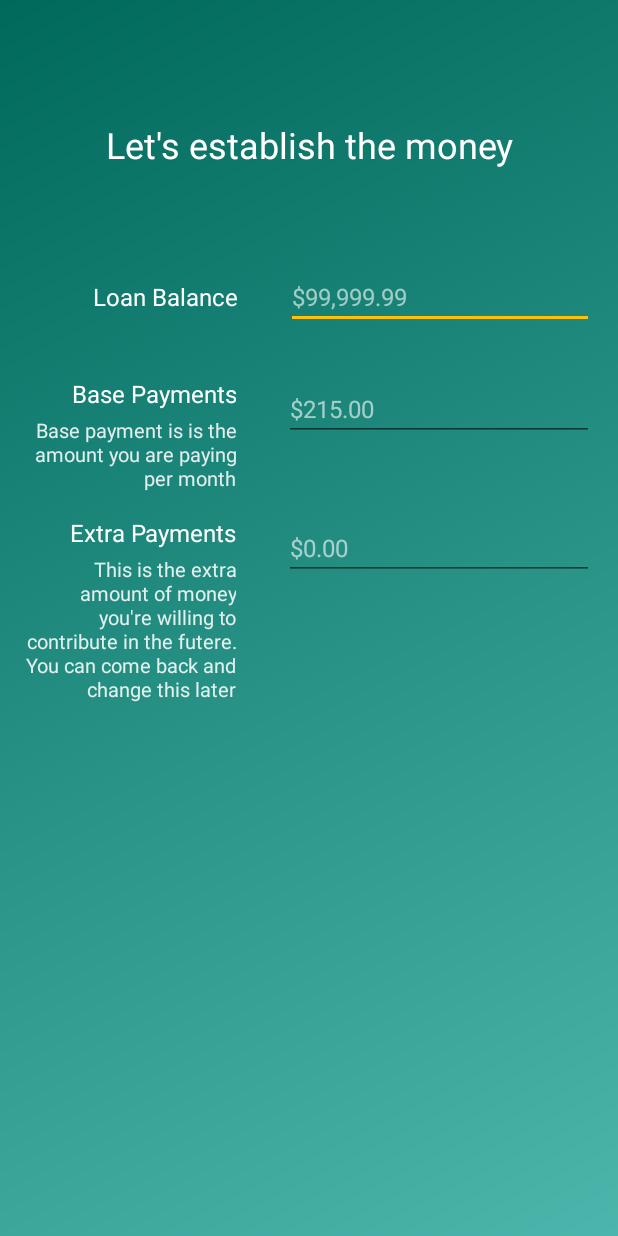
After one commit to tehras/LoanApplication, an Android app: the layout fragment_add_loan_balance.xml on its own in the app's theme, with its tools: preview values and no code run, on a phone screen of 412 x 824 dp. The commit adds this screen. Run offline under Robolectric (Android 15) with nearby library versions, the phone set to English and light mode, and no system bars.

Commit message:
balance layout finished. Just validations remaining

```diff
--- a/app/src/main/kotlin/com/github/tehras/loanapplication/ui/addloan/AddLoanStage.kt
+++ b/app/src/main/kotlin/com/github/tehras/loanapplication/ui/addloan/AddLoanStage.kt
@@ -3,7 +3,7 @@ package com.github.tehras.loanapplication.ui.addloan
 import com.github.tehras.loanapplication.R
 
 enum class AddLoanStage(var stage: Int, var bottomGrad: Int) {
-    BASIC_INFORMATION(0, R.drawable.backpack), BALANCE_INFORMATION(1, R.drawable.calculator);
+    BASIC_INFORMATION(0, R.drawable.register), BALANCE_INFORMATION(1, R.drawable.money_bag), OTHER_INFORMATION(2, R.drawable.calculator);
 
     companion object {
         fun convertToStage(i: Int): AddLoanStage {
--- /dev/null
+++ b/app/src/main/res/layout/fragment_add_loan_balance.xml
@@ -0,0 +1,138 @@
+<?xml version="1.0" encoding="utf-8"?>
+<LinearLayout xmlns:android="http://schemas.android.com/apk/res/android"
+    xmlns:tools="http://schemas.android.com/tools"
+    android:id="@+id/empty_view"
+    android:layout_width="match_parent"
+    android:layout_height="match_parent"
+    android:gravity="top"
+    android:orientation="vertical"
+    android:visibility="visible"
+    tools:background="@drawable/background_gradients"
+    tools:context=".ui.addloan.AddLoanActivity"
+    tools:ignore="UseCompoundDrawables"
+    tools:visibility="visible">
+
+    <LinearLayout
+        android:layout_width="match_parent"
+        android:layout_height="wrap_content">
+
+        <TextView
+            android:id="@+id/add_loan_balance_title"
+            style="@style/AddNewLoanText.Title"
+            android:layout_width="match_parent"
+            android:layout_height="wrap_content"
+            android:layout_marginBottom="@dimen/activity_vertical_margin"
+            android:paddingBottom="@dimen/activity_vertical_margin_large"
+            android:paddingTop="64dp"
+            android:text="@string/add_loan_balance_title" />
+
+    </LinearLayout>
+
+    <LinearLayout
+        android:layout_width="match_parent"
+        android:layout_height="wrap_content"
+        android:baselineAligned="false"
+        android:orientation="vertical">
+
+        <LinearLayout
+            android:id="@+id/add_loan_balance_container"
+            android:layout_width="match_parent"
+            android:layout_height="wrap_content"
+            android:orientation="horizontal"
+            tools:ignore="UselessParent">
+
+            <TextView
+                style="@style/AddNewLoanText.Label"
+                android:layout_width="0dp"
+                android:layout_height="wrap_content"
+                android:layout_weight="35"
+                android:text="@string/add_loan_balance_balance_label" />
+
+            <android.support.v7.widget.AppCompatEditText
+                android:id="@+id/add_loan_balance_balance"
+                style="@style/AddNewLoanText.EditText"
+                android:layout_width="0dp"
+                android:layout_height="wrap_content"
+                android:layout_weight="50"
+                android:hint="@string/_99_999_99"
+                android:inputType="numberDecimal" />
+
+        </LinearLayout>
+
+        <LinearLayout
+            android:id="@+id/add_loan_balance_base_payment_container"
+            android:layout_width="match_parent"
+            android:layout_height="wrap_content"
+            android:orientation="horizontal"
+            tools:ignore="UselessParent">
+
+            <LinearLayout
+                android:layout_width="0dp"
+                android:layout_height="wrap_content"
+                android:layout_weight="42"
+                android:orientation="vertical">
+
+                <TextView
+                    style="@style/AddNewLoanText.Label"
+                    android:layout_width="match_parent"
+                    android:layout_height="wrap_content"
+                    android:text="@string/base_payments" />
+
+                <TextView
+                    style="@style/AddNewLoanText.Explanation"
+                    android:layout_width="match_parent"
+                    android:layout_height="wrap_content"
+                    android:text="@string/loan_balance_base_payment_help" />
+            </LinearLayout>
+
+            <android.support.v7.widget.AppCompatEditText
+                android:id="@+id/add_loan_balance_base_payment"
+                style="@style/AddNewLoanText.EditText"
+                android:layout_width="0dp"
+                android:layout_height="wrap_content"
+                android:layout_weight="50"
+                android:hint="@string/add_loan_balance_base_payment_hint"
+                android:inputType="numberDecimal" />
+
+        </LinearLayout>
+
+        <LinearLayout
+            android:id="@+id/add_loan_balance_extra_payment_container"
+            android:layout_width="match_parent"
+            android:layout_height="wrap_content"
+            android:orientation="horizontal"
+            tools:ignore="UselessParent">
+
+            <LinearLayout
+                android:layout_width="0dp"
+                android:layout_height="wrap_content"
+                android:layout_weight="42"
+                android:orientation="vertical">
+
+                <TextView
+                    style="@style/AddNewLoanText.Label"
+                    android:layout_width="match_parent"
+                    android:layout_height="wrap_content"
+                    android:text="@string/add_loan_balance_extra_payment_label" />
+
+                <TextView
+                    style="@style/AddNewLoanText.Explanation"
+                    android:layout_width="match_parent"
+                    android:layout_height="wrap_content"
+                    android:text="@string/add_loan_balance_extra_payments" />
+            </LinearLayout>
+
+            <android.support.v7.widget.AppCompatEditText
+                android:id="@+id/add_loan_balance_extra_payment"
+                style="@style/AddNewLoanText.EditText"
+                android:layout_width="0dp"
+                android:layout_height="wrap_content"
+                android:layout_weight="50"
+                android:hint="@string/add_loan_balance_extra_hint"
+                android:inputType="numberDecimal" />
+
+        </LinearLayout>
+
+    </LinearLayout>
+
+</LinearLayout>
--- a/app/src/main/res/layout/home_app_bar_layout.xml
+++ b/app/src/main/res/layout/home_app_bar_layout.xml
@@ -11,6 +11,7 @@
     <FrameLayout
         android:layout_width="match_parent"
         android:layout_height="wrap_content"
+        app:layout_collapseMode="parallax"
         app:layout_scrollFlags="scroll|exitUntilCollapsed">
 
         <ImageView
@@ -18,8 +19,7 @@
             android:layout_height="match_parent"
             android:contentDescription="@string/backdrop_content"
             android:scaleType="center"
-            android:src="@drawable/backdrop"
-            app:layout_collapseMode="parallax" />
+            android:src="@drawable/backdrop" />
 
         <LinearLayout
             android:layout_width="match_parent"
--- a/app/src/main/res/values-v21/styles.xml
+++ b/app/src/main/res/values-v21/styles.xml
@@ -81,6 +81,15 @@
         <item name="android:textSize">16sp</item>
     </style>
 
+
+    <style name="AddNewLoanText.Explanation">
+        <item name="android:textAlignment">textEnd</item>
+        <item name="android:textSize">13sp</item>
+        <item name="android:textColor">@color/helpColor</item>
+        <item name="android:layout_marginTop">-12dp</item>
+        <item name="android:layout_marginBottom">0dp</item>
+    </style>
+
     <style name="AddNewLoanText.EditText">
         <item name="colorControlNormal">@android:color/white</item>
         <item name="android:textAlignment">textStart</item>
--- a/app/src/main/res/values/colors.xml
+++ b/app/src/main/res/values/colors.xml
@@ -11,4 +11,5 @@
 
     <color name="backgroundColor">#FFFFFF</color>
     <color name="hintColor">#99FFFFFF</color>
+    <color name="helpColor">#DDFFFFFF</color>
 </resources>
--- a/app/src/main/res/values/strings.xml
+++ b/app/src/main/res/values/strings.xml
@@ -32,4 +32,13 @@
     <string name="let_s_get_start_image">Let\'s Get Start Image</string>
     <string name="backpack_graphic">Backpack graphic</string>
     <string name="backdrop_content">backdrop content</string>
+    <string name="add_loan_balance_title">Let\'s establish the money</string>
+    <string name="add_loan_balance_balance_label">Loan Balance</string>
+    <string name="_99_999_99">$99,999.99</string>
+    <string name="base_payments">Base Payments</string>
+    <string name="add_loan_balance_base_payment_hint">$215.00</string>
+    <string name="loan_balance_base_payment_help">Base payment is is the amount you are paying per month</string>
+    <string name="add_loan_balance_extra_hint">$0.00</string>
+    <string name="add_loan_balance_extra_payment_label">Extra Payments</string>
+    <string name="add_loan_balance_extra_payments">This is the extra amount of money you\'re willing to contribute in the futere. You can come back and change this later</string>
 </resources>
```
Also changed, not shown: app/src/main/kotlin/com/github/tehras/loanapplication/extensions/ViewExtensions.kt (+7 -0 lines), app/src/main/kotlin/com/github/tehras/loanapplication/ui/addloan/AddLoanActivity.kt (+9 -7 lines), app/src/main/kotlin/com/github/tehras/loanapplication/ui/addloan/fragments/AddLoanBaseFragment.kt (+11 -0 lines), app/src/main/kotlin/com/github/tehras/loanapplication/ui/addloan/fragments/balance/AddLoanBalanceEditTextWatcher.kt (added, +40 -0 lines), app/src/main/kotlin/com/github/tehras/loanapplication/ui/addloan/fragments/balance/AddLoanBalanceFragment.kt (+41 -4 lines), app/src/main/kotlin/com/github/tehras/loanapplication/ui/addloan/fragments/basic/AddLoanBasicFragment.kt (+10 -9 lines).
